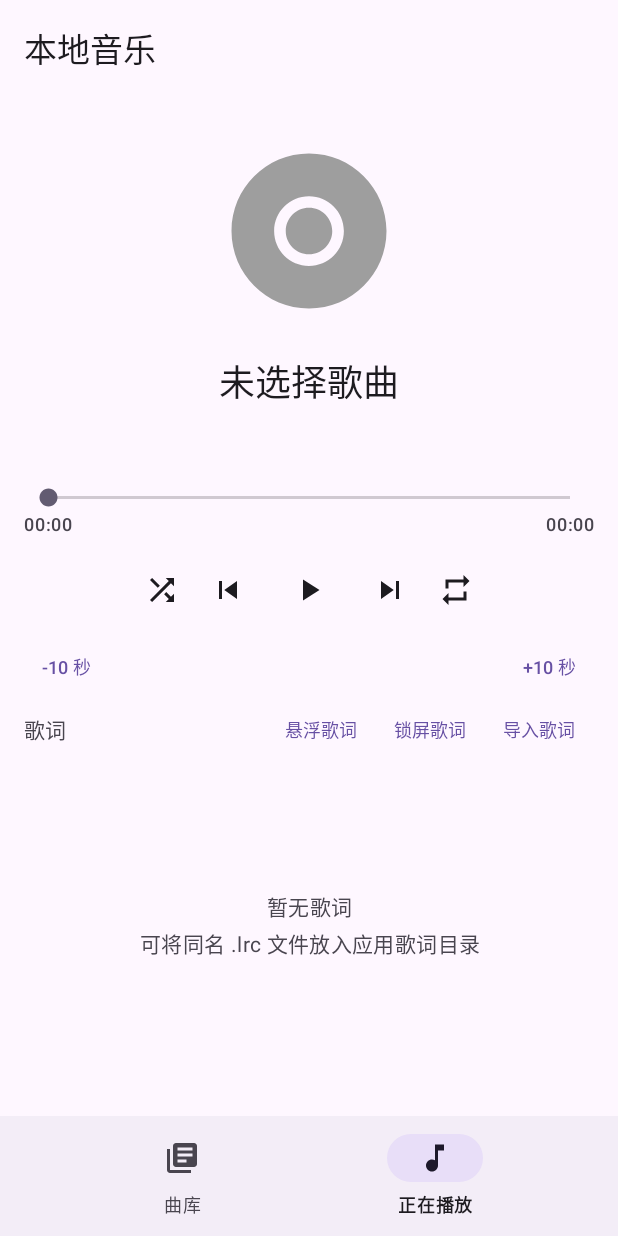
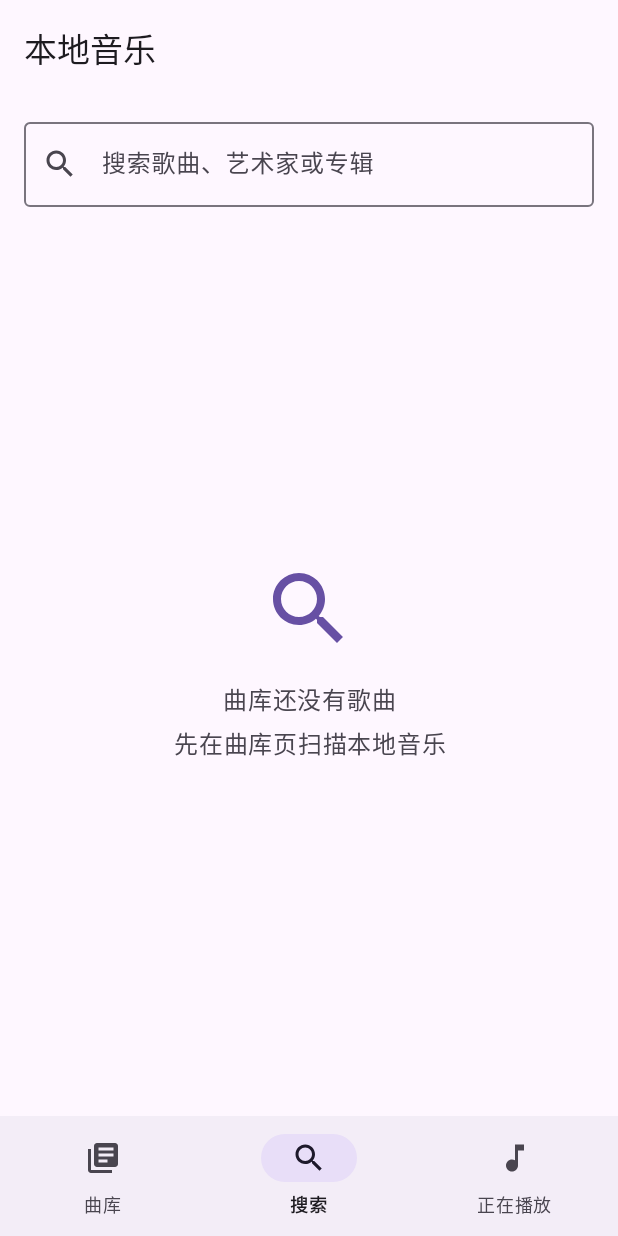
Before and after one commit to changqing3133/music-player, an Android app: the screen it shows after launch (MainActivity), item 2 of the bottom bar chosen, on a phone screen of 412 x 824 dp. Run offline under Robolectric (Android 15) with nearby library versions, the phone set to English and light mode, and no system bars; our stand-ins replace Room's generated code; 16 statements that could not run were skipped.

Commit message:
feat(search): 新增搜索页与曲库模糊查询
- 底部导航新增「搜索」页，按标题、艺术家、专辑或文件名做 LIKE 匹配
- SearchQuery 转义 % / _ / 反斜杠，DAO 用 ESCAPE 声明转义符，空关键词返回全部曲目
- PlayerViewModel 用 switchMap 切换查询，重新扫描后结果自动刷新
- 新增 SearchQueryTest 5 个用例，单测总数 23

```diff
--- a/app/src/main/java/com/example/musicplayer/data/LibraryRepository.java
+++ b/app/src/main/java/com/example/musicplayer/data/LibraryRepository.java
@@ -3,6 +3,7 @@ package com.example.musicplayer.data;
 import android.content.Context;
 import android.util.Log;
 
+import androidx.annotation.Nullable;
 import androidx.lifecycle.LiveData;
 
 import java.util.List;
@@ -25,6 +26,14 @@ public class LibraryRepository {
 
     public LiveData<List<TrackEntity>> observeLibrary() {
         return trackDao.observeAll();
+    }
+
+    /**
+     * 按关键词模糊搜索曲库；关键词为空时返回全部曲目。
+     * 返回的 LiveData 会随 Room 表变化自动刷新，重新扫描后无需手动重查。
+     */
+    public LiveData<List<TrackEntity>> search(@Nullable String query) {
+        return trackDao.observeMatching(SearchQuery.likePattern(query));
     }
 
     public interface Callback {
--- /dev/null
+++ b/app/src/main/java/com/example/musicplayer/data/SearchQuery.java
@@ -0,0 +1,38 @@
+package com.example.musicplayer.data;
+
+/**
+ * 生成 Room LIKE 查询用的模式串。
+ *
+ * <p>用户输入里的 {@code %} 与 {@code _} 是 SQL 通配符，直接拼进查询会把“50%”
+ * 当成“50 开头”。这里统一转义，并在 DAO 的查询里用 {@code ESCAPE '\'} 声明转义符。</p>
+ */
+public final class SearchQuery {
+
+    private SearchQuery() {
+    }
+
+    /**
+     * 把关键词转成“包含”匹配的模式串：两端补 {@code %}，内部转义通配符。
+     * 空输入返回 {@code "%"}，即匹配全部曲目。
+     */
+    public static String likePattern(String input) {
+        if (input == null) {
+            return "%";
+        }
+        String keyword = input.trim();
+        if (keyword.isEmpty()) {
+            return "%";
+        }
+        StringBuilder pattern = new StringBuilder(keyword.length() + 4);
+        pattern.append('%');
+        for (int i = 0; i < keyword.length(); i++) {
+            char c = keyword.charAt(i);
+            if (c == '\\' || c == '%' || c == '_') {
+                pattern.append('\\');
+            }
+            pattern.append(c);
+        }
+        pattern.append('%');
+        return pattern.toString();
+    }
+}
--- a/app/src/main/java/com/example/musicplayer/data/TrackDao.java
+++ b/app/src/main/java/com/example/musicplayer/data/TrackDao.java
@@ -18,6 +18,21 @@ public interface TrackDao {
     @Query("SELECT * FROM tracks ORDER BY title COLLATE NOCASE ASC")
     List<TrackEntity> getAll();
 
+    /**
+     * 模糊搜索：标题、艺术家、专辑或文件名包含关键词即可。
+     *
+     * <p>pattern 由 {@link SearchQuery#likePattern(String)} 生成；输入里的 % 与 _
+     * 已经转义，所以这里用 {@code ESCAPE '\'} 声明反斜杠为转义符。LIKE 对 ASCII
+     * 字母不区分大小写，中文按原样匹配。</p>
+     */
+    @Query("SELECT * FROM tracks"
+            + " WHERE title LIKE :pattern ESCAPE '\\'"
+            + " OR artist LIKE :pattern ESCAPE '\\'"
+            + " OR album LIKE :pattern ESCAPE '\\'"
+            + " OR display_name LIKE :pattern ESCAPE '\\'"
+            + " ORDER BY title COLLATE NOCASE ASC")
+    LiveData<List<TrackEntity>> observeMatching(String pattern);
+
     @Insert(onConflict = OnConflictStrategy.REPLACE)
     void insertAll(List<TrackEntity> tracks);
 
--- a/app/src/main/java/com/example/musicplayer/ui/MainActivity.java
+++ b/app/src/main/java/com/example/musicplayer/ui/MainActivity.java
@@ -27,8 +27,9 @@ import com.example.musicplayer.databinding.ActivityMainBinding;
 public class MainActivity extends AppCompatActivity {
 
     private static final String TAG_LIBRARY = "library";
+    private static final String TAG_SEARCH = "search";
     private static final String TAG_PLAYER = "player";
-    private static final String STATE_PLAYER_TAB = "state_player_tab";
+    private static final String STATE_TAB_ID = "state_tab_id";
 
     private ActivityMainBinding binding;
     private PlayerViewModel viewModel;
@@ -50,23 +51,18 @@ public class MainActivity extends AppCompatActivity {
 
         // 冷启动来自“打开方式”时直接进入播放页，避免先 add 曲库页、再叠加播放页
         Uri viewUri = savedInstanceState == null ? viewUriFrom(getIntent()) : null;
-        boolean showPlayer = viewUri != null
-                || (savedInstanceState != null
-                && savedInstanceState.getBoolean(STATE_PLAYER_TAB, false));
-        if (showPlayer) {
+        int initialTab = initialTab(savedInstanceState, viewUri);
+        if (initialTab != R.id.nav_library) {
             // 在注册监听之前恢复选中项，避免重复添加 Fragment
-            binding.bottomNav.setSelectedItemId(R.id.nav_player);
+            binding.bottomNav.setSelectedItemId(initialTab);
         }
 
         binding.bottomNav.setOnItemSelectedListener(item -> {
-            boolean player = item.getItemId() == R.id.nav_player;
-            showTab(player ? TAG_PLAYER : TAG_LIBRARY, player);
-            setTitle(player ? R.string.nav_player : R.string.nav_library);
+            switchTab(item.getItemId());
             return true;
         });
 
-        showTab(showPlayer ? TAG_PLAYER : TAG_LIBRARY, showPlayer);
-        setTitle(showPlayer ? R.string.nav_player : R.string.nav_library);
+        switchTab(initialTab);
 
         viewModel.getMessage().observe(this, msg -> {
             if (msg != null) {
@@ -107,12 +103,44 @@ public class MainActivity extends AppCompatActivity {
         return intent.getData();
     }
 
-    private void showTab(String tag, boolean player) {
+    /** 恢复上次所在的页签；冷启动来自“打开方式”时直接进入播放页。 */
+    private static int initialTab(@Nullable Bundle savedState, @Nullable Uri viewUri) {
+        if (viewUri != null) {
+            return R.id.nav_player;
+        }
+        if (savedState == null) {
+            return R.id.nav_library;
+        }
+        int tab = savedState.getInt(STATE_TAB_ID, R.id.nav_library);
+        return tab == R.id.nav_player || tab == R.id.nav_search ? tab : R.id.nav_library;
+    }
+
+    private void switchTab(int itemId) {
+        if (itemId == R.id.nav_player) {
+            showTab(TAG_PLAYER, R.string.nav_player);
+        } else if (itemId == R.id.nav_search) {
+            showTab(TAG_SEARCH, R.string.nav_search);
+        } else {
+            showTab(TAG_LIBRARY, R.string.nav_library);
+        }
+    }
+
+    private static Fragment createFragment(String tag) {
+        if (TAG_PLAYER.equals(tag)) {
+            return new PlayerFragment();
+        }
+        if (TAG_SEARCH.equals(tag)) {
+            return new SearchFragment();
+        }
+        return new LibraryFragment();
+    }
+
+    private void showTab(String tag, int titleRes) {
         FragmentManager fragmentManager = getSupportFragmentManager();
         Fragment target = fragmentManager.findFragmentByTag(tag);
         FragmentTransaction transaction = fragmentManager.beginTransaction();
         if (target == null) {
-            target = player ? new PlayerFragment() : new LibraryFragment();
+            target = createFragment(tag);
             transaction.add(R.id.fragment_container, target, tag);
         } else {
             transaction.show(target);
@@ -123,6 +151,7 @@ public class MainActivity extends AppCompatActivity {
             }
         }
         transaction.commit();
+        setTitle(titleRes);
     }
 
     public void openPlayerTab() {
@@ -148,8 +177,8 @@ public class MainActivity extends AppCompatActivity {
     @Override
     protected void onSaveInstanceState(@NonNull Bundle outState) {
         super.onSaveInstanceState(outState);
-        outState.putBoolean(STATE_PLAYER_TAB,
-                binding != null && binding.bottomNav.getSelectedItemId() == R.id.nav_player);
+        outState.putInt(STATE_TAB_ID,
+                binding == null ? R.id.nav_library : binding.bottomNav.getSelectedItemId());
     }
 
     @Override
--- a/app/src/main/java/com/example/musicplayer/ui/PlayerViewModel.java
+++ b/app/src/main/java/com/example/musicplayer/ui/PlayerViewModel.java
@@ -19,6 +19,7 @@ import androidx.lifecycle.AndroidViewModel;
 import androidx.lifecycle.LiveData;
 import androidx.lifecycle.MutableLiveData;
 import androidx.lifecycle.Observer;
+import androidx.lifecycle.Transformations;
 import androidx.media3.common.C;
 import androidx.media3.common.MediaItem;
 import androidx.media3.common.MediaMetadata;
@@ -87,6 +88,9 @@ public class PlayerViewModel extends AndroidViewModel {
             new MutableLiveData<String>();
 
     private final LiveData<List<TrackEntity>> library;
+    private final MutableLiveData<String> searchQuery = new MutableLiveData<>("");
+    private final LiveData<List<TrackEntity>> searchResults;
+    private String currentSearchQuery = "";
 
     private MediaController controller;
     private ListenableFuture<MediaController> controllerFuture;
@@ -155,6 +159,10 @@ public class PlayerViewModel extends AndroidViewModel {
 
         library = libraryRepository.observeLibrary();
         library.observeForever(libraryObserver);
+
+        // 关键词变化时切换到对应的查询；Room 的 LiveData 会在曲库变化后自动重查
+        searchResults = Transformations.switchMap(searchQuery,
+                query -> libraryRepository.search(query));
 
         connectController();
         mainHandler.post(ticker);
@@ -872,6 +880,24 @@ public class PlayerViewModel extends AndroidViewModel {
         return library;
     }
 
+    /** 更新搜索关键词；空白输入等价于“显示全部曲目”。 */
+    public void setSearchQuery(@Nullable String query) {
+        String keyword = query == null ? "" : query.trim();
+        if (keyword.equals(currentSearchQuery)) {
+            return;
+        }
+        currentSearchQuery = keyword;
+        searchQuery.setValue(keyword);
+    }
+
+    public String getCurrentSearchQuery() {
+        return currentSearchQuery;
+    }
+
+    public LiveData<List<TrackEntity>> getSearchResults() {
+        return searchResults;
+    }
+
     public LiveData<List<LyricLine>> getLyrics() {
         return lyrics;
     }
--- /dev/null
+++ b/app/src/main/java/com/example/musicplayer/ui/SearchFragment.java
@@ -0,0 +1,125 @@
+package com.example.musicplayer.ui;
+
+import android.os.Bundle;
+import android.os.Handler;
+import android.os.Looper;
+import android.text.Editable;
+import android.text.TextWatcher;
+import android.view.LayoutInflater;
+import android.view.View;
+import android.view.ViewGroup;
+
+import androidx.annotation.NonNull;
+import androidx.annotation.Nullable;
+import androidx.fragment.app.Fragment;
+import androidx.lifecycle.ViewModelProvider;
+import androidx.recyclerview.widget.LinearLayoutManager;
+
+import com.example.musicplayer.R;
+import com.example.musicplayer.data.TrackEntity;
+import com.example.musicplayer.databinding.FragmentSearchBinding;
+
+import java.util.List;
+
+/**
+ * 搜索页：按标题、艺术家、专辑或文件名做模糊查询。
+ *
+ * <p>关键词为空时展示整个曲库；输入停顿 {@link #DEBOUNCE_MS} 毫秒后再查库，
+ * 避免每按一个键都触发一次数据库查询。</p>
+ */
+public class SearchFragment extends Fragment {
+
+    private static final long DEBOUNCE_MS = 200L;
+
+    private FragmentSearchBinding binding;
+    private PlayerViewModel viewModel;
+    private TrackAdapter adapter;
+    private final Handler handler = new Handler(Looper.getMainLooper());
+
+    private final Runnable applyQuery = new Runnable() {
+        @Override
+        public void run() {
+            if (binding == null) {
+                return;
+            }
+            Editable text = binding.searchInput.getText();
+            viewModel.setSearchQuery(text == null ? "" : text.toString());
+        }
+    };
+
+    @Nullable
+    @Override
+    public View onCreateView(@NonNull LayoutInflater inflater,
+                             @Nullable ViewGroup container,
+                             @Nullable Bundle savedInstanceState) {
+        binding = FragmentSearchBinding.inflate(inflater, container, false);
+        return binding.getRoot();
+    }
+
+    @Override
+    public void onViewCreated(@NonNull View view, @Nullable Bundle savedInstanceState) {
+        super.onViewCreated(view, savedInstanceState);
+        viewModel = new ViewModelProvider(requireActivity()).get(PlayerViewModel.class);
+
+        adapter = new TrackAdapter(track -> {
+            viewModel.playTrack(track);
+            if (getActivity() instanceof MainActivity) {
+                ((MainActivity) getActivity()).openPlayerTab();
+            }
+        });
+        binding.recycler.setLayoutManager(new LinearLayoutManager(requireContext()));
+        binding.recycler.setAdapter(adapter);
+
+        // 恢复上次的关键词（旋转屏幕或从播放页返回时视图可能重建）
+        String query = viewModel.getCurrentSearchQuery();
+        binding.searchInput.setText(query);
+        if (!query.isEmpty()) {
+            binding.searchInput.setSelection(query.length());
+        }
+        binding.searchInput.addTextChangedListener(new TextWatcher() {
+            @Override
+            public void beforeTextChanged(CharSequence s, int start, int count, int after) {
+            }
+
+            @Override
+            public void onTextChanged(CharSequence s, int start, int before, int count) {
+            }
+
+            @Override
+            public void afterTextChanged(Editable s) {
+                handler.removeCallbacks(applyQuery);
+                handler.postDelayed(applyQuery, DEBOUNCE_MS);
+            }
+        });
+
+        viewModel.getSearchResults().observe(getViewLifecycleOwner(), this::showResults);
+        viewModel.getState().observe(getViewLifecycleOwner(),
+                state -> adapter.setCurrentMediaId(state.mediaId));
+    }
+
+    private void showResults(@Nullable List<TrackEntity> tracks) {
+        if (binding == null) {
+            return;
+        }
+        int count = tracks == null ? 0 : tracks.size();
+        adapter.submitList(tracks);
+
+        boolean empty = count == 0;
+        binding.recycler.setVisibility(empty ? View.GONE : View.VISIBLE);
+        binding.emptyState.setVisibility(empty ? View.VISIBLE : View.GONE);
+        binding.resultCount.setVisibility(empty ? View.GONE : View.VISIBLE);
+        if (empty) {
+            binding.emptyText.setText(viewModel.getCurrentSearchQuery().isEmpty()
+                    ? R.string.search_library_empty : R.string.search_empty);
+        } else {
+            binding.resultCount.setText(getString(R.string.search_result_count, count));
+        }
+    }
+
+    @Override
+    public void onDestroyView() {
+        handler.removeCallbacks(applyQuery);
+        super.onDestroyView();
+        binding = null;
+    }
+}
--- /dev/null
+++ b/app/src/main/res/drawable/ic_search.xml
@@ -0,0 +1,10 @@
+<?xml version="1.0" encoding="utf-8"?>
+<vector xmlns:android="http://schemas.android.com/apk/res/android"
+    android:width="24dp"
+    android:height="24dp"
+    android:viewportWidth="24"
+    android:viewportHeight="24">
+    <path
+        android:fillColor="#FF000000"
+        android:pathData="M15.5,14h-0.79l-0.28,-0.27C15.41,12.59 16,11.11 16,9.5 16,5.91 13.09,3 9.5,3S3,5.91 3,9.5 5.91,16 9.5,16c1.61,0 3.09,-0.59 4.23,-1.57l0.27,0.28v0.79l5,4.99L20.49,19l-4.99,-5zM9.5,14C7.01,14 5,11.99 5,9.5S7.01,5 9.5,5 14,7.01 14,9.5 11.99,14 9.5,14z" />
+</vector>
--- /dev/null
+++ b/app/src/main/res/layout/fragment_search.xml
@@ -0,0 +1,85 @@
+<?xml version="1.0" encoding="utf-8"?>
+<LinearLayout xmlns:android="http://schemas.android.com/apk/res/android"
+    xmlns:app="http://schemas.android.com/apk/res-auto"
+    xmlns:tools="http://schemas.android.com/tools"
+    android:layout_width="match_parent"
+    android:layout_height="match_parent"
+    android:orientation="vertical">
+
+    <com.google.android.material.textfield.TextInputLayout
+        android:id="@+id/searchField"
+        style="@style/Widget.Material3.TextInputLayout.OutlinedBox"
+        android:layout_width="match_parent"
+        android:layout_height="wrap_content"
+        android:layout_marginStart="16dp"
+        android:layout_marginTop="12dp"
+        android:layout_marginEnd="16dp"
+        android:hint="@string/search_hint"
+        app:endIconMode="clear_text"
+        app:startIconDrawable="@drawable/ic_search">
+
+        <com.google.android.material.textfield.TextInputEditText
+            android:id="@+id/searchInput"
+            android:layout_width="match_parent"
+            android:layout_height="wrap_content"
+            android:imeOptions="actionSearch"
+            android:inputType="text"
+            android:maxLines="1" />
+
+    </com.google.android.material.textfield.TextInputLayout>
+
+    <TextView
+        android:id="@+id/resultCount"
+        android:layout_width="match_parent"
+        android:layout_height="wrap_content"
+        android:layout_marginStart="20dp"
+        android:layout_marginTop="8dp"
+        android:layout_marginEnd="20dp"
+        android:textAppearance="?attr/textAppearanceLabelMedium"
+        android:textColor="?attr/colorOnSurfaceVariant"
+        android:visibility="gone"
+        tools:text="共 12 首" />
+
+    <FrameLayout
+        android:layout_width="match_parent"
+        android:layout_height="0dp"
+        android:layout_weight="1">
+
+        <androidx.recyclerview.widget.RecyclerView
+            android:id="@+id/recycler"
+            android:layout_width="match_parent"
+            android:layout_height="match_parent"
+            android:clipToPadding="false"
+            android:paddingBottom="88dp" />
+
+        <LinearLayout
+            android:id="@+id/emptyState"
+            android:layout_width="match_parent"
+            android:layout_height="match_parent"
+            android:gravity="center"
+            android:orientation="vertical"
+            android:padding="32dp"
+            android:visibility="gone">
+
+            <ImageView
+                android:layout_width="64dp"
+                android:layout_height="64dp"
+                android:importantForAccessibility="no"
+                android:src="@drawable/ic_search"
+                app:tint="?attr/colorPrimary" />
+
+            <TextView
+                android:id="@+id/emptyText"
+                android:layout_width="wrap_content"
+                android:layout_height="wrap_content"
+                android:layout_marginTop="16dp"
+                android:gravity="center"
+                android:text="@string/search_empty"
+                android:textAppearance="?attr/textAppearanceBodyLarge"
+                android:textColor="?attr/colorOnSurfaceVariant" />
+
+        </LinearLayout>
+
+    </FrameLayout>
+
+</LinearLayout>
--- a/app/src/main/res/menu/menu_bottom_nav.xml
+++ b/app/src/main/res/menu/menu_bottom_nav.xml
@@ -5,6 +5,10 @@
         android:icon="@drawable/ic_library"
         android:title="@string/nav_library" />
     <item
+        android:id="@+id/nav_search"
+        android:icon="@drawable/ic_search"
+        android:title="@string/nav_search" />
+    <item
         android:id="@+id/nav_player"
         android:icon="@drawable/ic_music_note"
         android:title="@string/nav_player" />
--- a/app/src/main/res/values/strings.xml
+++ b/app/src/main/res/values/strings.xml
@@ -3,7 +3,13 @@
     <string name="app_name">本地音乐</string>
 
     <string name="nav_library">曲库</string>
+    <string name="nav_search">搜索</string>
     <string name="nav_player">正在播放</string>
+
+    <string name="search_hint">搜索歌曲、艺术家或专辑</string>
+    <string name="search_empty">没有找到匹配的歌曲\n换个关键词试试</string>
+    <string name="search_library_empty">曲库还没有歌曲\n先在曲库页扫描本地音乐</string>
+    <string name="search_result_count">共 %1$d 首</string>
 
     <string name="scan_local">扫描本地音乐</string>
     <string name="scan">扫描</string>
```
Also changed, not shown: 3 other files.
